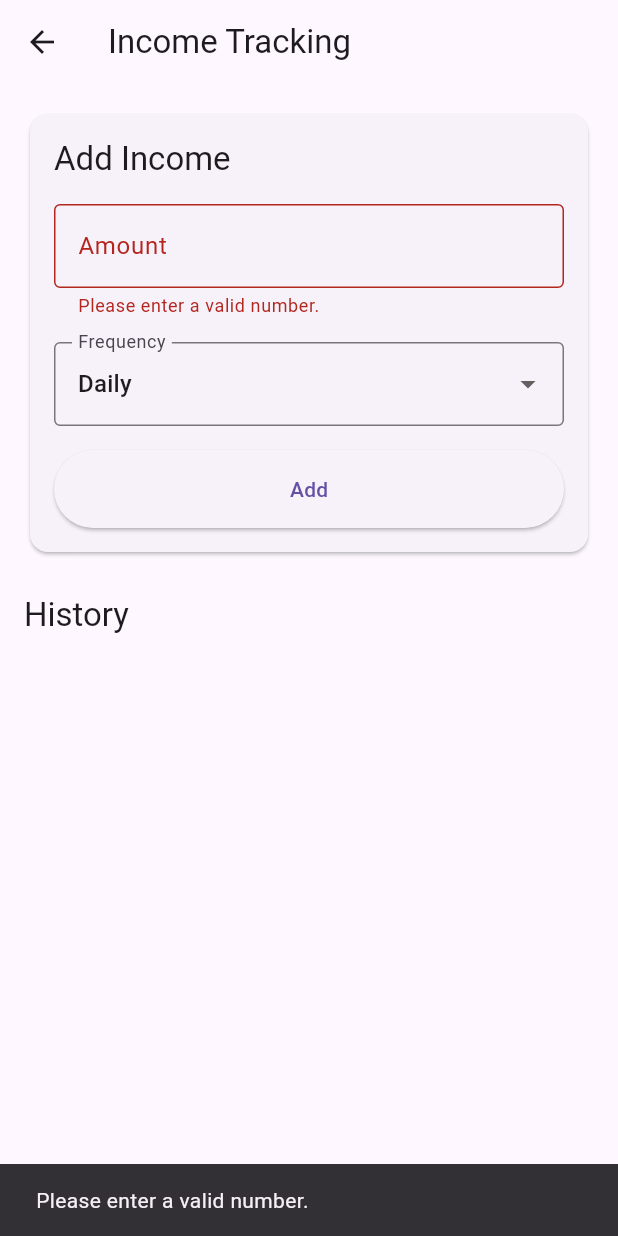
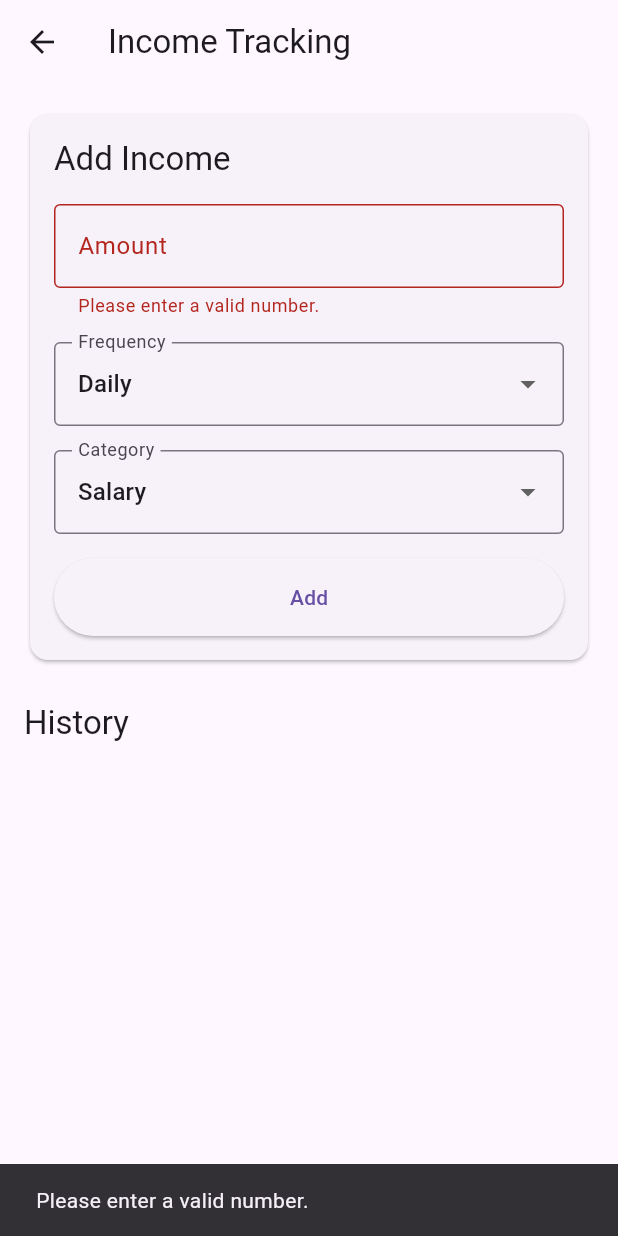
Before and after one commit to chris6896/personal_finance_tracker, a Flutter app: the IncomeTrackingScreen screen opened directly with empty values, after a tap on "Add", on a phone screen of 412 x 824 dp. Run offline on Flutter 3.47's test engine with Material 3 defaults, Android fonts, the phone set to English and light mode, and no system bars; our stand-ins replace sqflite; accounts and stored records are empty.

Commit message:
fixed income databse method

```diff
--- a/lib/database_helper.dart
+++ b/lib/database_helper.dart
@@ -29,7 +29,7 @@ class DatabaseHelper {
     String path = join(await getDatabasesPath(), 'finance_tracker.db');
     return await openDatabase(
       path,
-      version: 3,
+      version: 4,
       onCreate: _onCreate,
       onUpgrade: _onUpgrade,
     );
@@ -61,6 +61,7 @@ class DatabaseHelper {
         name TEXT NOT NULL,
         description TEXT,
         category TEXT,
+        frequency TEXT,
         date TEXT NOT NULL,
         amount REAL NOT NULL,
         created_at TIMESTAMP DEFAULT CURRENT_TIMESTAMP,
@@ -119,6 +120,9 @@ class DatabaseHelper {
     if (oldVersion < 3) {
       await db.execute('ALTER TABLE $tableUsers ADD COLUMN age INTEGER');
       await db.execute('ALTER TABLE $tableUsers ADD COLUMN email TEXT UNIQUE');
+    }
+    if (oldVersion < 4) {
+      await db.execute('ALTER TABLE $tableIncome ADD COLUMN frequency TEXT');
     }
   }
 
--- a/lib/income_tracking_screen.dart
+++ b/lib/income_tracking_screen.dart
@@ -15,8 +15,12 @@ class _IncomeTrackingScreenState extends State<IncomeTrackingScreen> {
   List<IncomeEntry> _incomeHistory = [];
   String? _errorMessage;
   IncomeEntry? _editingEntry;
+
   String _selectedFrequency = 'Daily';
   final List<String> _frequencies = ['Daily', 'Weekly', 'Monthly', 'One-time'];
+
+  String _selectedCategory = 'Salary';
+  final List<String> _categories = ['Salary', 'Freelance', 'Investment', 'Gift', 'Other'];
 
   @override
   void initState() {
@@ -41,7 +45,8 @@ class _IncomeTrackingScreenState extends State<IncomeTrackingScreen> {
         'amount': amount,
         'date': DateTime.now().toIso8601String(),
         'frequency': _selectedFrequency,
-        'name': 'Income',  // Add a default name if needed
+        'category': _selectedCategory,
+        'name': 'Income',  // Placeholder name
       };
       final db = DatabaseHelper();
 
@@ -72,7 +77,6 @@ class _IncomeTrackingScreenState extends State<IncomeTrackingScreen> {
           }
         }
 
-        // Reload income if insertion or update was successful
         if (result != -1) {
           await _loadIncome();
           _resetForm();
@@ -112,6 +116,7 @@ class _IncomeTrackingScreenState extends State<IncomeTrackingScreen> {
       _editingEntry = entry;
       _incomeController.text = entry.amount.toString();
       _selectedFrequency = entry.frequency;
+      _selectedCategory = entry.category;
     });
     ScaffoldMessenger.of(context).showSnackBar(
       SnackBar(content: Text("Editing income entry...")),
@@ -129,6 +134,7 @@ class _IncomeTrackingScreenState extends State<IncomeTrackingScreen> {
     setState(() {
       _incomeController.clear();
       _selectedFrequency = 'Daily';
+      _selectedCategory = 'Salary';
       _errorMessage = null;
       _editingEntry = null;
     });
@@ -203,6 +209,25 @@ class _IncomeTrackingScreenState extends State<IncomeTrackingScreen> {
                       },
                     ),
                     SizedBox(height: 16),
+                    DropdownButtonFormField<String>(
+                      value: _selectedCategory,
+                      decoration: InputDecoration(
+                        labelText: 'Category',
+                        border: OutlineInputBorder(),
+                      ),
+                      items: _categories.map((category) {
+                        return DropdownMenuItem(
+                          value: category,
+                          child: Text(category),
+                        );
+                      }).toList(),
+                      onChanged: (value) {
+                        setState(() {
+                          _selectedCategory = value!;
+                        });
+                      },
+                    ),
+                    SizedBox(height: 16),
                     ElevatedButton(
                       onPressed: _addOrUpdateIncome,
                       child: Text(_editingEntry != null ? 'Update' : 'Add'),
@@ -249,7 +274,7 @@ class _IncomeTrackingScreenState extends State<IncomeTrackingScreen> {
                             style: Theme.of(context).textTheme.bodySmall,
                           ),
                           Text(
-                            entry.frequency,
+                            "${entry.frequency} - ${entry.category}",
                             style: Theme.of(context).textTheme.bodySmall,
                           ),
                         ],
@@ -286,12 +311,14 @@ class IncomeEntry {
   final DateTime date;
   final double amount;
   final String frequency;
+  final String category;
 
   IncomeEntry({
     required this.id,
     required this.date,
     required this.amount,
     required this.frequency,
+    required this.category,
   });
 
   static IncomeEntry fromMap(Map<String, dynamic> map) {
@@ -300,6 +327,7 @@ class IncomeEntry {
       date: DateTime.parse(map['date']),
       amount: map['amount'],
       frequency: map['frequency'],
+      category: map['category'],
     );
   }
 }
```
